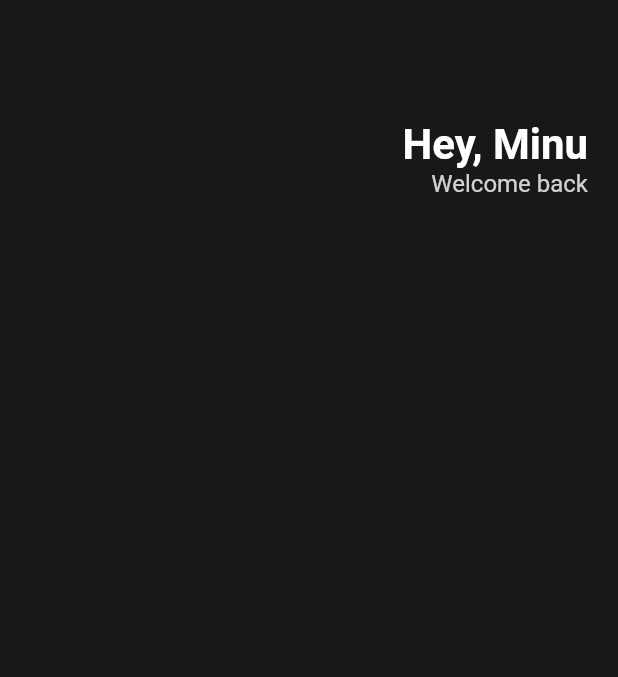
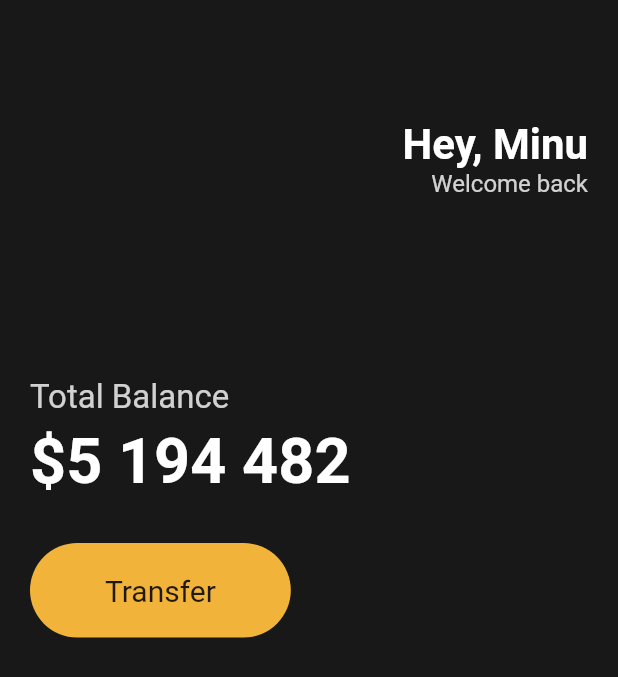
Before and after one commit to qusalsdn/toonflix, a Flutter app: the screen it shows after launch, on a phone screen of 412 x 824 dp. Shown: the top 677 px of the screen. Run offline on Flutter 3.47's test engine with Material 2 defaults, Android fonts, the phone set to English and light mode, and no system bars.

Commit message:
UI 연습
Buttons Section

```diff
--- a/lib/main.dart
+++ b/lib/main.dart
@@ -21,17 +21,18 @@ class App extends StatelessWidget {
             // symmetric은 수평 or 수직에 padding을 줄 수 있다. horizontal: 수평 vertical: 수직
             padding: EdgeInsets.symmetric(horizontal: 20),
             child: Column(
+              crossAxisAlignment: CrossAxisAlignment.start,
               children: [
                 SizedBox(
                   height: 80,
                 ),
                 Row(
                   mainAxisAlignment:
-                      MainAxisAlignment.end, // mainAxisAlignment은 수직 방향
+                      MainAxisAlignment.end, // mainAxisAlignment은 수평 방향
                   children: [
                     Column(
                       crossAxisAlignment:
-                          CrossAxisAlignment.end, // crossAxisAlignment은 수평 방향
+                          CrossAxisAlignment.end, // crossAxisAlignment은 수직 방향
                       children: [
                         Text(
                           'Hey, Minu',
@@ -50,6 +51,50 @@ class App extends StatelessWidget {
                       ],
                     )
                   ],
+                ),
+                SizedBox(
+                  height: 120,
+                ),
+                Text(
+                  'Total Balance',
+                  style: TextStyle(
+                    color: Colors.white.withOpacity(0.8),
+                    fontSize: 22,
+                  ),
+                ),
+                SizedBox(height: 5),
+                Text(
+                  '\$5 194 482',
+                  style: TextStyle(
+                    color: Colors.white,
+                    fontSize: 42,
+                    fontWeight: FontWeight.bold,
+                  ),
+                ),
+                SizedBox(
+                  height: 30,
+                ),
+                Row(
+                  children: [
+                    // Container는 HTML에서 div 같은 것이다.
+                    Container(
+                      decoration: BoxDecoration(
+                        color: Color(0xFFF2B33A),
+                        borderRadius: BorderRadius.circular(45),
+                      ),
+                      child: Padding(
+                          padding: EdgeInsets.symmetric(
+                            vertical: 20,
+                            horizontal: 50,
+                          ),
+                          child: Text(
+                            'Transfer',
+                            style: TextStyle(
+                              fontSize: 20,
+                            ),
+                          )),
+                    )
+                  ],
                 )
               ],
             ),
```
